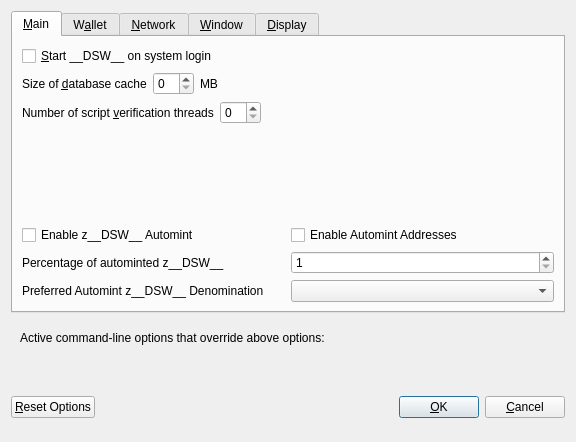
Old version of the form src/qt/forms/optionsdialog.ui in the repository decenomy/DSW.
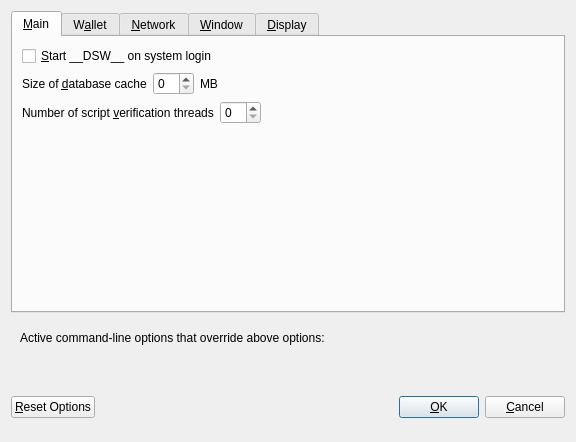
New version of the form. Custom widgets are drawn as their Qt base class.

Patch:
```diff
--- a/src/qt/forms/optionsdialog.ui
+++ b/src/qt/forms/optionsdialog.ui
@@ -130,111 +130,6 @@
          </property>
         </spacer>
        </item>
-       <item>
-        <widget class="QWidget" name="verticalZpivOptionsWidget" native="true">
-         <layout class="QVBoxLayout" name="verticalZpivOptionsLayout">
-          <property name="margin">
-           <number>0</number>
-          </property>
-          <item>
-           <layout class="QHBoxLayout" name="horizontalAutomintingLayout">
-            <item>
-             <widget class="QCheckBox" name="checkBoxZeromintEnable">
-              <property name="toolTip">
-               <string>Enable automatic minting of __DSW__ units to z__DSW__</string>
-              </property>
-              <property name="layoutDirection">
-               <enum>Qt::LeftToRight</enum>
-              </property>
-              <property name="text">
-               <string>Enable z__DSW__ Automint</string>
-              </property>
-             </widget>
-            </item>
-            <item>
-             <widget class="QCheckBox" name="checkBoxZeromintAddresses">
-              <property name="toolTip">
-               <string>Enable automatic z__DSW__ minting from specific addresses</string>
-              </property>
-              <property name="layoutDirection">
-               <enum>Qt::LeftToRight</enum>
-              </property>
-              <property name="text">
-               <string>Enable Automint Addresses</string>
-              </property>
-             </widget>
-            </item>
-           </layout>
-          </item>
-          <item>
-           <layout class="QHBoxLayout" name="horizontalZmintPercentageLayout">
-            <item>
-             <widget class="QLabel" name="percentage_label">
-              <property name="toolTip">
-               <string>Percentage of incoming __DSW__ which get automatically converted to z__DSW__ via Zerocoin Protocol (min: 10%)</string>
-              </property>
-              <property name="text">
-               <string>Percentage of autominted z__DSW__</string>
-              </property>
-             </widget>
-            </item>
-            <item>
-             <widget class="QSpinBox" name="zeromintPercentage">
-              <property name="minimum">
-               <number>1</number>
-              </property>
-              <property name="maximum">
-               <number>100</number>
-              </property>
-             </widget>
-            </item>
-           </layout>
-          </item>
-          <item>
-           <layout class="QHBoxLayout" name="horizontalLayout" stretch="0,0">
-            <property name="sizeConstraint">
-             <enum>QLayout::SetFixedSize</enum>
-            </property>
-            <item>
-             <widget class="QLabel" name="labelPreferredDenom">
-              <property name="maximumSize">
-               <size>
-                <width>16777215</width>
-                <height>16777215</height>
-               </size>
-              </property>
-              <property name="toolTip">
-               <string>Wait with automatic conversion to Zerocoin until enough __DSW__ for this denomination is available</string>
-              </property>
-              <property name="text">
-               <string>Preferred Automint z__DSW__ Denomination</string>
-              </property>
-             </widget>
-            </item>
-            <item>
-             <widget class="QComboBox" name="preferredDenom">
-              <property name="maximumSize">
-               <size>
-                <width>16777215</width>
-                <height>27</height>
-               </size>
-              </property>
-              <property name="toolTip">
-               <string>Wait with automatic conversion to Zerocoin until enough __DSW__ for this denomination is available</string>
-              </property>
-              <property name="maxVisibleItems">
-               <number>9</number>
-              </property>
-              <property name="maxCount">
-               <number>9</number>
-              </property>
-             </widget>
-            </item>
-           </layout>
-          </item>
-         </layout>
-        </widget>
-       </item>
       </layout>
      </widget>
      <widget class="QWidget" name="tabWallet">
```
Left out of the diff: 4 changed lines with no effect on the pictures.
